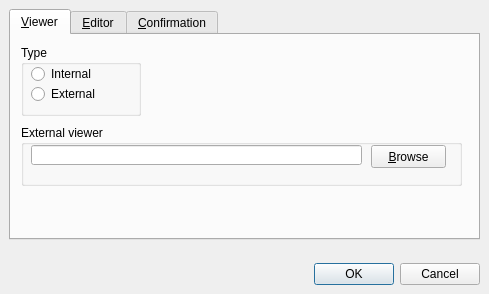
First picture: the form in OptionsDialog.ui, repository martin-kudlicka/file-commander, before the edit.
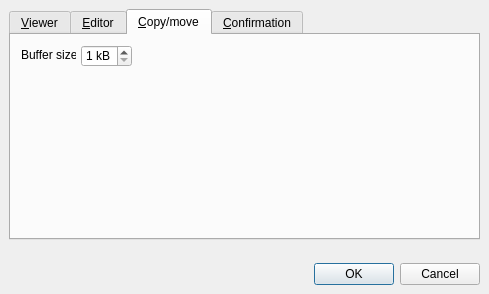
Second picture: the form after the edit. The open tabs and pages were chosen to show the change.

Commit message: + configurable copy/move buffer size

Diff of the .ui file:
```diff
--- a/OptionsDialog.ui
+++ b/OptionsDialog.ui
@@ -705,6 +705,40 @@
            </widget>
           </widget>
          </widget>
+         <widget class="QWidget" name="tab_12" >
+          <attribute name="title" >
+           <string>&amp;Copy/move</string>
+          </attribute>
+          <widget class="QLabel" name="label_5" >
+           <property name="geometry" >
+            <rect>
+             <x>10</x>
+             <y>12</y>
+             <width>55</width>
+             <height>16</height>
+            </rect>
+           </property>
+           <property name="text" >
+            <string>Buffer size:</string>
+           </property>
+          </widget>
+          <widget class="QSpinBox" name="qsbCopyMoveBufferSize" >
+           <property name="geometry" >
+            <rect>
+             <x>70</x>
+             <y>10</y>
+             <width>51</width>
+             <height>22</height>
+            </rect>
+           </property>
+           <property name="suffix" >
+            <string> kB</string>
+           </property>
+           <property name="minimum" >
+            <number>1</number>
+           </property>
+          </widget>
+         </widget>
          <widget class="QWidget" name="tab_6" >
           <attribute name="title" >
            <string>&amp;Confirmation</string>
```
The commit also changes 5 other files.
